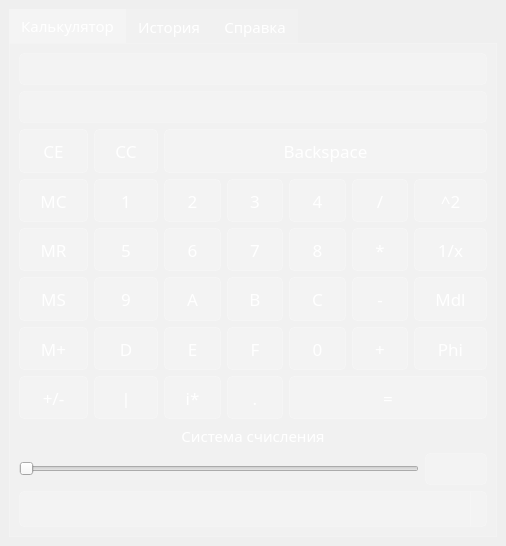
Ilyusha-Novoselov/UCalculator, file MainWindow/mainwindow.ui: the form before one commit.
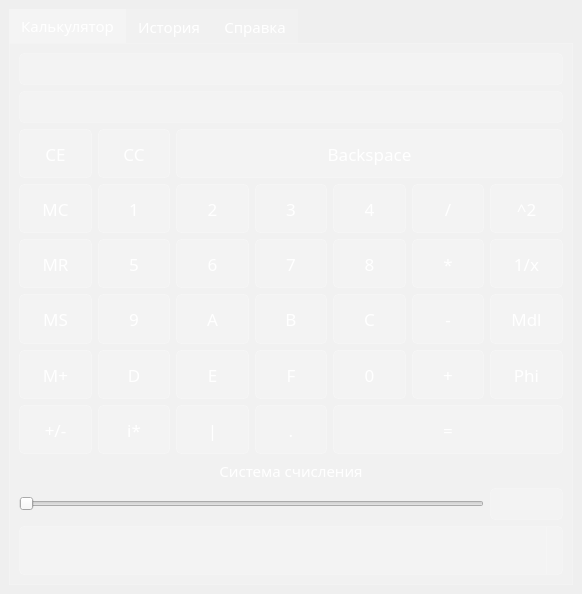
The form after the commit. Icons and pictures are not drawn. Custom widgets are drawn as their Qt base class.

What changed in the file:
```diff
--- a/MainWindow/mainwindow.ui
+++ b/MainWindow/mainwindow.ui
@@ -6,8 +6,8 @@
    <rect>
     <x>0</x>
     <y>0</y>
-    <width>506</width>
-    <height>546</height>
+    <width>582</width>
+    <height>594</height>
    </rect>
   </property>
   <property name="sizePolicy">
@@ -30,11 +30,9 @@
 }
 
 #MainWindow {
-background: QLinearGradient(spread:pad, x1: 1,  y1: 1, 
-                            x2: 0, y2: 0, 
-                            stop: 0   rgba(81, 0, 135, 255), 
-                            stop: 0.427447 rgba(41, 61, 132, 235), 
-                            stop: 1   rgba(155, 79, 165, 255));
+background: QLinearGradient(spread:pad, x1: 0, y1: 1, x2: 1, y2: 0,
+                            stop: 0 rgba(0, 102, 153, 255),
+                            stop: 1 rgba(0, 102, 0, 255));
 }
 
 QLabel  {
@@ -93,10 +91,6 @@
 	background-color: rgba(255, 255, 255, 5);
 }
 
-QGridLayout QPushButton {
-    max-width: 100px; 
-}
-
 QTableWidget {
     gridline-color: rgba(255, 255, 255, 40);
     background-color: transparent;
@@ -224,14 +218,33 @@
         <string>Калькулятор</string>
        </attribute>
        <layout class="QGridLayout" name="gridLayout_2">
-        <item row="0" column="0" colspan="7">
-         <widget class="QLineEdit" name="lineEdit_2">
-          <property name="alignment">
-           <set>Qt::AlignRight|Qt::AlignTrailing|Qt::AlignVCenter</set>
+        <item row="5" column="1">
+         <widget class="QPushButton" name="Button_9">
+          <property name="sizePolicy">
+           <sizepolicy hsizetype="Minimum" vsizetype="Expanding">
+            <horstretch>0</horstretch>
+            <verstretch>0</verstretch>
+           </sizepolicy>
           </property>
+          <property name="text">
+           <string>9</string>
+          </property>
          </widget>
         </item>
-        <item row="12" column="0" colspan="7">
+        <item row="5" column="2">
+         <widget class="QPushButton" name="Button_A">
+          <property name="sizePolicy">
+           <sizepolicy hsizetype="Minimum" vsizetype="Expanding">
+            <horstretch>0</horstretch>
+            <verstretch>0</verstretch>
+           </sizepolicy>
+          </property>
+          <property name="text">
+           <string>A</string>
+          </property>
+         </widget>
+        </item>
+        <item row="13" column="0" colspan="7">
          <widget class="QLabel" name="label">
           <property name="text">
            <string>Система счисления</string>
@@ -241,7 +254,196 @@
           </property>
          </widget>
         </item>
-        <item row="13" column="0" colspan="6">
+        <item row="6" column="4">
+         <widget class="QPushButton" name="Button_0">
+          <property name="sizePolicy">
+           <sizepolicy hsizetype="Minimum" vsizetype="Expanding">
+            <horstretch>0</horstretch>
+            <verstretch>0</verstretch>
+           </sizepolicy>
+          </property>
+          <property name="text">
+           <string>0</string>
+          </property>
+         </widget>
+        </item>
+        <item row="4" column="1">
+         <widget class="QPushButton" name="Button_5">
+          <property name="sizePolicy">
+           <sizepolicy hsizetype="Minimum" vsizetype="Expanding">
+            <horstretch>0</horstretch>
+            <verstretch>0</verstretch>
+           </sizepolicy>
+          </property>
+          <property name="text">
+           <string>5</string>
+          </property>
+         </widget>
+        </item>
+        <item row="3" column="0">
+         <widget class="QPushButton" name="MC_button">
+          <property name="sizePolicy">
+           <sizepolicy hsizetype="Minimum" vsizetype="Expanding">
+            <horstretch>0</horstretch>
+            <verstretch>0</verstretch>
+           </sizepolicy>
+          </property>
+          <property name="text">
+           <string>MC</string>
+          </property>
+         </widget>
+        </item>
+        <item row="6" column="1">
+         <widget class="QPushButton" name="Button_D">
+          <property name="sizePolicy">
+           <sizepolicy hsizetype="Minimum" vsizetype="Expanding">
+            <horstretch>0</horstretch>
+            <verstretch>0</verstretch>
+           </sizepolicy>
+          </property>
+          <property name="text">
+           <string>D</string>
+          </property>
+         </widget>
+        </item>
+        <item row="4" column="2">
+         <widget class="QPushButton" name="Button_6">
+          <property name="sizePolicy">
+           <sizepolicy hsizetype="Minimum" vsizetype="Expanding">
+            <horstretch>0</horstretch>
+            <verstretch>0</verstretch>
+           </sizepolicy>
+          </property>
+          <property name="text">
+           <string>6</string>
+          </property>
+         </widget>
+        </item>
+        <item row="4" column="4">
+         <widget class="QPushButton" name="Button_8">
+          <property name="sizePolicy">
+           <sizepolicy hsizetype="Minimum" vsizetype="Expanding">
+            <horstretch>0</horstretch>
+            <verstretch>0</verstretch>
+           </sizepolicy>
+          </property>
+          <property name="text">
+           <string>8</string>
+          </property>
+         </widget>
+        </item>
+        <item row="1" column="0" colspan="7">
+         <widget class="InputLineEdit" name="lineEdit">
+          <property name="alignment">
+           <set>Qt::AlignRight|Qt::AlignTrailing|Qt::AlignVCenter</set>
+          </property>
+         </widget>
+        </item>
+        <item row="2" column="2" colspan="5">
+         <widget class="QPushButton" name="BS_button">
+          <property name="sizePolicy">
+           <sizepolicy hsizetype="Minimum" vsizetype="Expanding">
+            <horstretch>0</horstretch>
+            <verstretch>0</verstretch>
+           </sizepolicy>
+          </property>
+          <property name="text">
+           <string>Backspace</string>
+          </property>
+         </widget>
+        </item>
+        <item row="3" column="2">
+         <widget class="QPushButton" name="Button_2">
+          <property name="sizePolicy">
+           <sizepolicy hsizetype="Minimum" vsizetype="Expanding">
+            <horstretch>0</horstretch>
+            <verstretch>0</verstretch>
+           </sizepolicy>
+          </property>
+          <property name="text">
+           <string>2</string>
+          </property>
+         </widget>
+        </item>
+        <item row="7" column="2">
+         <widget class="QPushButton" name="Button_frac">
+          <property name="sizePolicy">
+           <sizepolicy hsizetype="Minimum" vsizetype="Expanding">
+            <horstretch>0</horstretch>
+            <verstretch>0</verstretch>
+           </sizepolicy>
+          </property>
+          <property name="text">
+           <string>|</string>
+          </property>
+         </widget>
+        </item>
+        <item row="5" column="0">
+         <widget class="QPushButton" name="Button_MS">
+          <property name="sizePolicy">
+           <sizepolicy hsizetype="Minimum" vsizetype="Expanding">
+            <horstretch>0</horstretch>
+            <verstretch>0</verstretch>
+           </sizepolicy>
+          </property>
+          <property name="text">
+           <string>MS</string>
+          </property>
+         </widget>
+        </item>
+        <item row="6" column="0">
+         <widget class="QPushButton" name="Button_Madd">
+          <property name="sizePolicy">
+           <sizepolicy hsizetype="Minimum" vsizetype="Expanding">
+            <horstretch>0</horstretch>
+            <verstretch>0</verstretch>
+           </sizepolicy>
+          </property>
+          <property name="text">
+           <string>M+</string>
+          </property>
+         </widget>
+        </item>
+        <item row="5" column="5">
+         <widget class="QPushButton" name="Button_sub">
+          <property name="sizePolicy">
+           <sizepolicy hsizetype="Minimum" vsizetype="Expanding">
+            <horstretch>0</horstretch>
+            <verstretch>0</verstretch>
+           </sizepolicy>
+          </property>
+          <property name="text">
+           <string>-</string>
+          </property>
+         </widget>
+        </item>
+        <item row="7" column="0">
+         <widget class="QPushButton" name="Button_znak">
+          <property name="sizePolicy">
+           <sizepolicy hsizetype="Minimum" vsizetype="Expanding">
+            <horstretch>0</horstretch>
+            <verstretch>0</verstretch>
+           </sizepolicy>
+          </property>
+          <property name="text">
+           <string>+/-</string>
+          </property>
+         </widget>
+        </item>
+        <item row="7" column="3">
+         <widget class="QPushButton" name="Button_dot">
+          <property name="sizePolicy">
+           <sizepolicy hsizetype="Minimum" vsizetype="Expanding">
+            <horstretch>0</horstretch>
+            <verstretch>0</verstretch>
+           </sizepolicy>
+          </property>
+          <property name="text">
+           <string>.</string>
+          </property>
+         </widget>
+        </item>
+        <item row="14" column="0" colspan="6">
          <widget class="QSlider" name="horizontalSlider">
           <property name="sizePolicy">
            <sizepolicy hsizetype="Expanding" vsizetype="Fixed">
@@ -254,17 +456,20 @@
           </property>
          </widget>
         </item>
-        <item row="13" column="6">
-         <widget class="QLineEdit" name="P">
+        <item row="4" column="5">
+         <widget class="QPushButton" name="Button_mul">
           <property name="sizePolicy">
-           <sizepolicy hsizetype="Ignored" vsizetype="Fixed">
+           <sizepolicy hsizetype="Minimum" vsizetype="Expanding">
             <horstretch>0</horstretch>
             <verstretch>0</verstretch>
            </sizepolicy>
           </property>
+          <property name="text">
+           <string>*</string>
+          </property>
          </widget>
         </item>
-        <item row="14" column="0" colspan="7">
+        <item row="15" column="0" colspan="7">
          <widget class="QComboBox" name="comboBox">
           <property name="sizePolicy">
            <sizepolicy hsizetype="Preferred" vsizetype="MinimumExpanding">
@@ -274,36 +479,59 @@
           </property>
          </widget>
         </item>
-        <item row="4" column="0" rowspan="3" colspan="7">
-         <layout class="QGridLayout" name="gridLayout_5">
-          <item row="1" column="5">
-           <widget class="QPushButton" name="Button_dvd">
+        <item row="2" column="0">
+         <widget class="QPushButton" name="CE_button">
             <property name="sizePolicy">
-             <sizepolicy hsizetype="MinimumExpanding" vsizetype="Expanding">
+           <sizepolicy hsizetype="Minimum" vsizetype="Expanding">
               <horstretch>0</horstretch>
               <verstretch>0</verstretch>
              </sizepolicy>
             </property>
+          <property name="font">
+           <font>
+            <family>century gothic</family>
+            <pointsize>13</pointsize>
+           </font>
+          </property>
             <property name="text">
-             <string>/</string>
+           <string>CE</string>
+          </property>
+         </widget>
+        </item>
+        <item row="5" column="3">
+         <widget class="QPushButton" name="Button_B">
+          <property name="sizePolicy">
+           <sizepolicy hsizetype="Minimum" vsizetype="Expanding">
+            <horstretch>0</horstretch>
+            <verstretch>0</verstretch>
+           </sizepolicy>
+          </property>
+          <property name="text">
+           <string>B</string>
             </property>
            </widget>
           </item>
           <item row="2" column="1">
-           <widget class="QPushButton" name="Button_5">
+         <widget class="QPushButton" name="C_button">
             <property name="sizePolicy">
-             <sizepolicy hsizetype="Expanding" vsizetype="Expanding">
+           <sizepolicy hsizetype="Minimum" vsizetype="Expanding">
               <horstretch>0</horstretch>
               <verstretch>0</verstretch>
              </sizepolicy>
             </property>
+          <property name="font">
+           <font>
+            <family>century gothic</family>
+            <pointsize>13</pointsize>
+           </font>
+          </property>
             <property name="text">
-             <string>5</string>
+           <string>CC</string>
             </property>
            </widget>
           </item>
-          <item row="4" column="1">
-           <widget class="QPushButton" name="Button_D">
+        <item row="3" column="3">
+         <widget class="QPushButton" name="Button_3">
             <property name="sizePolicy">
              <sizepolicy hsizetype="Minimum" vsizetype="Expanding">
               <horstretch>0</horstretch>
@@ -311,14 +539,14 @@
              </sizepolicy>
             </property>
             <property name="text">
-             <string>D</string>
+           <string>3</string>
             </property>
            </widget>
           </item>
-          <item row="4" column="6">
+        <item row="6" column="6">
            <widget class="QPushButton" name="Button_phi">
             <property name="sizePolicy">
-             <sizepolicy hsizetype="MinimumExpanding" vsizetype="Expanding">
+           <sizepolicy hsizetype="Minimum" vsizetype="Expanding">
               <horstretch>0</horstretch>
               <verstretch>0</verstretch>
              </sizepolicy>
@@ -328,21 +556,21 @@
             </property>
            </widget>
           </item>
-          <item row="1" column="2">
-           <widget class="QPushButton" name="Button_2">
+        <item row="5" column="4">
+         <widget class="QPushButton" name="Button_C">
             <property name="sizePolicy">
-             <sizepolicy hsizetype="MinimumExpanding" vsizetype="Expanding">
+           <sizepolicy hsizetype="Minimum" vsizetype="Expanding">
               <horstretch>0</horstretch>
               <verstretch>0</verstretch>
              </sizepolicy>
             </property>
             <property name="text">
-             <string>2</string>
+           <string>C</string>
             </property>
            </widget>
           </item>
-          <item row="3" column="0">
-           <widget class="QPushButton" name="Button_MS">
+        <item row="6" column="5">
+         <widget class="QPushButton" name="Button_add">
             <property name="sizePolicy">
              <sizepolicy hsizetype="Minimum" vsizetype="Expanding">
               <horstretch>0</horstretch>
@@ -350,14 +578,27 @@
              </sizepolicy>
             </property>
             <property name="text">
-             <string>MS</string>
+           <string>+</string>
             </property>
            </widget>
           </item>
-          <item row="3" column="6">
+        <item row="4" column="3">
+         <widget class="QPushButton" name="Button_7">
+          <property name="sizePolicy">
+           <sizepolicy hsizetype="Minimum" vsizetype="Expanding">
+            <horstretch>0</horstretch>
+            <verstretch>0</verstretch>
+           </sizepolicy>
+          </property>
+          <property name="text">
+           <string>7</string>
+          </property>
+         </widget>
+        </item>
+        <item row="5" column="6">
            <widget class="QPushButton" name="Button_mdl">
             <property name="sizePolicy">
-             <sizepolicy hsizetype="MinimumExpanding" vsizetype="Expanding">
+           <sizepolicy hsizetype="Minimum" vsizetype="Expanding">
               <horstretch>0</horstretch>
               <verstretch>0</verstretch>
              </sizepolicy>
@@ -367,23 +608,23 @@
             </property>
            </widget>
           </item>
-          <item row="2" column="5">
-           <widget class="QPushButton" name="Button_mul">
+        <item row="6" column="2">
+         <widget class="QPushButton" name="Button_E">
             <property name="sizePolicy">
-             <sizepolicy hsizetype="Expanding" vsizetype="Expanding">
+           <sizepolicy hsizetype="Minimum" vsizetype="Expanding">
               <horstretch>0</horstretch>
               <verstretch>0</verstretch>
              </sizepolicy>
             </property>
             <property name="text">
-             <string>*</string>
+           <string>E</string>
             </property>
            </widget>
           </item>
-          <item row="1" column="1">
+        <item row="3" column="1">
            <widget class="QPushButton" name="Button_1">
             <property name="sizePolicy">
-             <sizepolicy hsizetype="MinimumExpanding" vsizetype="Expanding">
+           <sizepolicy hsizetype="Minimum" vsizetype="Expanding">
               <horstretch>0</horstretch>
               <verstretch>0</verstretch>
              </sizepolicy>
@@ -393,8 +634,8 @@
             </property>
            </widget>
           </item>
-          <item row="5" column="2">
-           <widget class="QPushButton" name="Button_im">
+        <item row="6" column="3">
+         <widget class="QPushButton" name="Button_F">
             <property name="sizePolicy">
              <sizepolicy hsizetype="Minimum" vsizetype="Expanding">
               <horstretch>0</horstretch>
@@ -402,27 +643,14 @@
              </sizepolicy>
             </property>
             <property name="text">
-             <string>i*</string>
+           <string>F</string>
             </property>
            </widget>
           </item>
-          <item row="2" column="2">
-           <widget class="QPushButton" name="Button_6">
-            <property name="sizePolicy">
-             <sizepolicy hsizetype="Expanding" vsizetype="Expanding">
-              <horstretch>0</horstretch>
-              <verstretch>0</verstretch>
-             </sizepolicy>
-            </property>
-            <property name="text">
-             <string>6</string>
-            </property>
-           </widget>
-          </item>
-          <item row="2" column="6">
+        <item row="4" column="6">
            <widget class="QPushButton" name="Button_rev">
             <property name="sizePolicy">
-             <sizepolicy hsizetype="MinimumExpanding" vsizetype="Expanding">
+           <sizepolicy hsizetype="Minimum" vsizetype="Expanding">
               <horstretch>0</horstretch>
               <verstretch>0</verstretch>
              </sizepolicy>
@@ -432,21 +660,25 @@
             </property>
            </widget>
           </item>
-          <item row="5" column="3">
-           <widget class="QPushButton" name="Button_dot">
+        <item row="0" column="0" colspan="7">
+         <widget class="QLineEdit" name="lineEdit_2">
+          <property name="alignment">
+           <set>Qt::AlignRight|Qt::AlignTrailing|Qt::AlignVCenter</set>
+          </property>
+         </widget>
+        </item>
+        <item row="14" column="6">
+         <widget class="QLineEdit" name="P">
             <property name="sizePolicy">
-             <sizepolicy hsizetype="Minimum" vsizetype="Expanding">
+           <sizepolicy hsizetype="Ignored" vsizetype="Fixed">
               <horstretch>0</horstretch>
               <verstretch>0</verstretch>
              </sizepolicy>
             </property>
-            <property name="text">
-             <string>.</string>
-            </property>
            </widget>
           </item>
           <item row="4" column="0">
-           <widget class="QPushButton" name="Button_Madd">
+         <widget class="QPushButton" name="MR_button">
             <property name="sizePolicy">
              <sizepolicy hsizetype="Minimum" vsizetype="Expanding">
               <horstretch>0</horstretch>
@@ -454,92 +686,14 @@
              </sizepolicy>
             </property>
             <property name="text">
-             <string>M+</string>
+           <string>MR</string>
             </property>
            </widget>
           </item>
           <item row="3" column="4">
-           <widget class="QPushButton" name="Button_C">
-            <property name="sizePolicy">
-             <sizepolicy hsizetype="Minimum" vsizetype="Expanding">
-              <horstretch>0</horstretch>
-              <verstretch>0</verstretch>
-             </sizepolicy>
-            </property>
-            <property name="text">
-             <string>C</string>
-            </property>
-           </widget>
-          </item>
-          <item row="3" column="3">
-           <widget class="QPushButton" name="Button_B">
-            <property name="sizePolicy">
-             <sizepolicy hsizetype="Minimum" vsizetype="Expanding">
-              <horstretch>0</horstretch>
-              <verstretch>0</verstretch>
-             </sizepolicy>
-            </property>
-            <property name="text">
-             <string>B</string>
-            </property>
-           </widget>
-          </item>
-          <item row="2" column="3">
-           <widget class="QPushButton" name="Button_7">
-            <property name="sizePolicy">
-             <sizepolicy hsizetype="Expanding" vsizetype="Expanding">
-              <horstretch>0</horstretch>
-              <verstretch>0</verstretch>
-             </sizepolicy>
-            </property>
-            <property name="text">
-             <string>7</string>
-            </property>
-           </widget>
-          </item>
-          <item row="4" column="5">
-           <widget class="QPushButton" name="Button_add">
-            <property name="sizePolicy">
-             <sizepolicy hsizetype="Minimum" vsizetype="Expanding">
-              <horstretch>0</horstretch>
-              <verstretch>0</verstretch>
-             </sizepolicy>
-            </property>
-            <property name="text">
-             <string>+</string>
-            </property>
-           </widget>
-          </item>
-          <item row="1" column="3">
-           <widget class="QPushButton" name="Button_3">
-            <property name="sizePolicy">
-             <sizepolicy hsizetype="MinimumExpanding" vsizetype="Expanding">
-              <horstretch>0</horstretch>
-              <verstretch>0</verstretch>
-             </sizepolicy>
-            </property>
-            <property name="text">
-             <string>3</string>
-            </property>
-           </widget>
-          </item>
-          <item row="1" column="0">
-           <widget class="QPushButton" name="MC_button">
-            <property name="sizePolicy">
-             <sizepolicy hsizetype="MinimumExpanding" vsizetype="Expanding">
-              <horstretch>0</horstretch>
-              <verstretch>0</verstretch>
-             </sizepolicy>
-            </property>
-            <property name="text">
-             <string>MC</string>
-            </property>
-           </widget>
-          </item>
-          <item row="1" column="4">
            <widget class="QPushButton" name="Button_4">
             <property name="sizePolicy">
-             <sizepolicy hsizetype="MinimumExpanding" vsizetype="Expanding">
+           <sizepolicy hsizetype="Minimum" vsizetype="Expanding">
               <horstretch>0</horstretch>
               <verstretch>0</verstretch>
              </sizepolicy>
@@ -549,101 +703,23 @@
             </property>
            </widget>
           </item>
-          <item row="2" column="4">
-           <widget class="QPushButton" name="Button_8">
+        <item row="3" column="5">
+         <widget class="QPushButton" name="Button_dvd">
             <property name="sizePolicy">
-             <sizepolicy hsizetype="Expanding" vsizetype="Expanding">
-              <horstretch>0</horstretch>
-              <verstretch>0</verstretch>
-             </sizepolicy>
-            </property>
-            <property name="text">
-             <string>8</string>
-            </property>
-           </widget>
-          </item>
-          <item row="5" column="0">
-           <widget class="QPushButton" name="Button_znak">
-            <property name="sizePolicy">
              <sizepolicy hsizetype="Minimum" vsizetype="Expanding">
               <horstretch>0</horstretch>
               <verstretch>0</verstretch>
              </sizepolicy>
             </property>
             <property name="text">
-             <string>+/-</string>
+           <string>/</string>
             </property>
            </widget>
           </item>
-          <item row="5" column="4" colspan="3">
-           <widget class="QPushButton" name="Button_eq">
-            <property name="sizePolicy">
-             <sizepolicy hsizetype="Minimum" vsizetype="Expanding">
-              <horstretch>0</horstretch>
-              <verstretch>0</verstretch>
-             </sizepolicy>
-            </property>
-            <property name="text">
-             <string>=</string>
-            </property>
-           </widget>
-          </item>
-          <item row="3" column="2">
-           <widget class="QPushButton" name="Button_A">
-            <property name="sizePolicy">
-             <sizepolicy hsizetype="Minimum" vsizetype="Expanding">
-              <horstretch>0</horstretch>
-              <verstretch>0</verstretch>
-             </sizepolicy>
-            </property>
-            <property name="text">
-             <string>A</string>
-            </property>
-           </widget>
-          </item>
-          <item row="3" column="1">
-           <widget class="QPushButton" name="Button_9">
-            <property name="sizePolicy">
-             <sizepolicy hsizetype="Minimum" vsizetype="Expanding">
-              <horstretch>0</horstretch>
-              <verstretch>0</verstretch>
-             </sizepolicy>
-            </property>
-            <property name="text">
-             <string>9</string>
-            </property>
-           </widget>
-          </item>
-          <item row="4" column="4">
-           <widget class="QPushButton" name="Button_0">
-            <property name="sizePolicy">
-             <sizepolicy hsizetype="Minimum" vsizetype="Expanding">
-              <horstretch>0</horstretch>
-              <verstretch>0</verstretch>
-             </sizepolicy>
-            </property>
-            <property name="text">
-             <string>0</string>
-            </property>
-           </widget>
-          </item>
-          <item row="5" column="1">
-           <widget class="QPushButton" name="Button_frac">
-            <property name="sizePolicy">
-             <sizepolicy hsizetype="Minimum" vsizetype="Expanding">
-              <horstretch>0</horstretch>
-              <verstretch>0</verstretch>
-             </sizepolicy>
-            </property>
-            <property name="text">
-             <string>|</string>
-            </property>
-           </widget>
-          </item>
-          <item row="1" column="6">
+        <item row="3" column="6">
            <widget class="QPushButton" name="Button_sqr">
             <property name="sizePolicy">
-             <sizepolicy hsizetype="MinimumExpanding" vsizetype="Expanding">
+           <sizepolicy hsizetype="Minimum" vsizetype="Expanding">
               <horstretch>0</horstretch>
               <verstretch>0</verstretch>
              </sizepolicy>
@@ -653,8 +729,8 @@
             </property>
            </widget>
           </item>
-          <item row="4" column="3">
-           <widget class="QPushButton" name="Button_F">
+        <item row="7" column="4" colspan="3">
+         <widget class="QPushButton" name="Button_eq">
             <property name="sizePolicy">
              <sizepolicy hsizetype="Minimum" vsizetype="Expanding">
               <horstretch>0</horstretch>
@@ -662,12 +738,12 @@
              </sizepolicy>
             </property>
             <property name="text">
-             <string>F</string>
+           <string>=</string>
             </property>
            </widget>
           </item>
-          <item row="4" column="2">
-           <widget class="QPushButton" name="Button_E">
+        <item row="7" column="1">
+         <widget class="QPushButton" name="Button_im">
             <property name="sizePolicy">
              <sizepolicy hsizetype="Minimum" vsizetype="Expanding">
               <horstretch>0</horstretch>
@@ -675,87 +751,7 @@
              </sizepolicy>
             </property>
             <property name="text">
-             <string>E</string>
-            </property>
-           </widget>
-          </item>
-          <item row="3" column="5">
-           <widget class="QPushButton" name="Button_sub">
-            <property name="sizePolicy">
-             <sizepolicy hsizetype="Minimum" vsizetype="Expanding">
-              <horstretch>0</horstretch>
-              <verstretch>0</verstretch>
-             </sizepolicy>
-            </property>
-            <property name="text">
-             <string>-</string>
-            </property>
-           </widget>
-          </item>
-          <item row="2" column="0">
-           <widget class="QPushButton" name="MR_button">
-            <property name="sizePolicy">
-             <sizepolicy hsizetype="Expanding" vsizetype="Expanding">
-              <horstretch>0</horstretch>
-              <verstretch>0</verstretch>
-             </sizepolicy>
-            </property>
-            <property name="text">
-             <string>MR</string>
-            </property>
-           </widget>
-          </item>
-          <item row="0" column="0">
-           <widget class="QPushButton" name="CE_button">
-            <property name="sizePolicy">
-             <sizepolicy hsizetype="Minimum" vsizetype="Expanding">
-              <horstretch>0</horstretch>
-              <verstretch>0</verstretch>
-             </sizepolicy>
-            </property>
-            <property name="font">
-             <font>
-              <family>century gothic</family>
-              <pointsize>13</pointsize>
-             </font>
-            </property>
-            <property name="text">
-             <string>CE</string>
-            </property>
-           </widget>
-          </item>
-          <item row="0" column="1">
-           <widget class="QPushButton" name="C_button">
-            <property name="sizePolicy">
-             <sizepolicy hsizetype="Minimum" vsizetype="Expanding">
-              <horstretch>0</horstretch>
-              <verstretch>0</verstretch>
-             </sizepolicy>
-            </property>
-            <property name="text">
-             <string>CC</string>
-            </property>
-           </widget>
-          </item>
-          <item row="0" column="2" colspan="5">
-           <widget class="QPushButton" name="BS_button">
-            <property name="sizePolicy">
-             <sizepolicy hsizetype="Minimum" vsizetype="Expanding">
-              <horstretch>0</horstretch>
-              <verstretch>0</verstretch>
-             </sizepolicy>
-            </property>
-            <property name="text">
-             <string>Backspace</string>
-            </property>
-           </widget>
-          </item>
-         </layout>
-        </item>
-        <item row="1" column="0" colspan="7">
-         <widget class="InputLineEdit" name="lineEdit">
-          <property name="alignment">
-           <set>Qt::AlignRight|Qt::AlignTrailing|Qt::AlignVCenter</set>
+           <string>i*</string>
           </property>
          </widget>
         </item>
```
Lines whose indentation alone changed are shown as unchanged.
